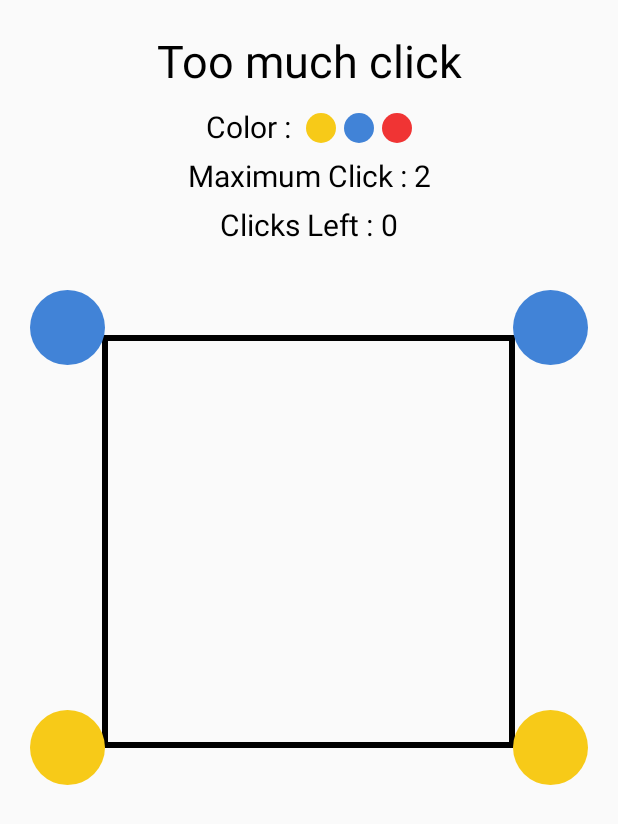
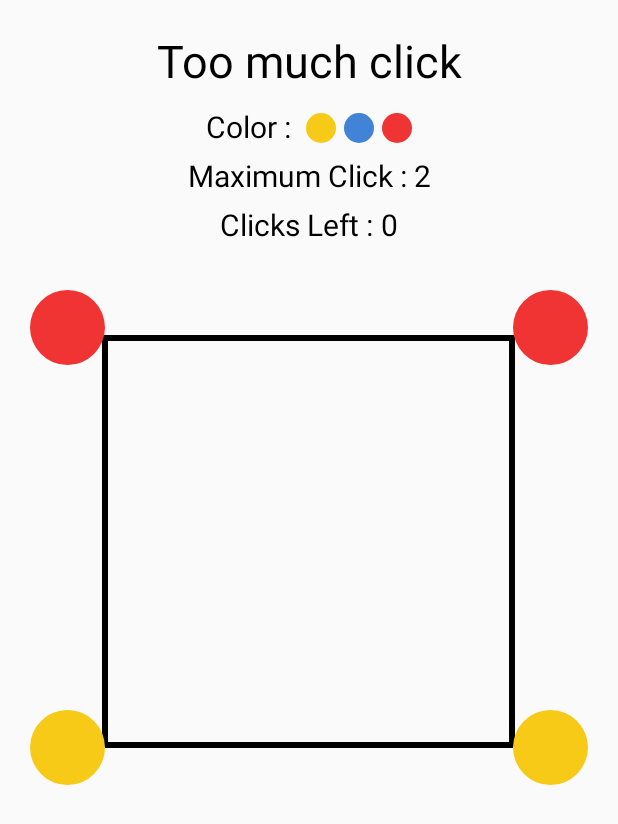
Before and after one commit to L007/Graph-Vertex-Colouring, an Android app: the fragment C4Fragment shown on its own in the app's theme, after a tap on an icon or button, on a phone screen of 412 x 824 dp. Shown: the top 824 px of the screen. Run offline under Robolectric (Android 15) with nearby library versions, the phone set to English and light mode, and no system bars; 2 other taps on this screen came first.

Commit message:
perbaikan fungsi

```diff
--- a/app/src/main/java/nurul/id/graphvertexcolouring/C4Fragment.java
+++ b/app/src/main/java/nurul/id/graphvertexcolouring/C4Fragment.java
@@ -17,7 +17,7 @@ public class C4Fragment extends Fragment {
     ImageButton vertex1, vertex2, vertex3, vertex4;
     String warnaVertex1 = "kuning", warnaVertex2 = "kuning", warnaVertex3 = "kuning", warnaVertex4 = "kuning";
     TextView txtClick, txtStatus, txtClickLeft;
-    int click = 2, jumlahClickV1, jumlahClickV2, jumlahClickV3, jumlahClickV4;
+    int click = 2, jumlahClickV1=1, jumlahClickV2=1, jumlahClickV3=1, jumlahClickV4=1;
 
 
     public C4Fragment() {
@@ -42,9 +42,10 @@ public class C4Fragment extends Fragment {
         vertex1.setOnClickListener(new View.OnClickListener() {
             @Override
             public void onClick(View view) {
-               // btnClick(vertex1, warnaVertex1,jumlahClickV1);
+                btnClick(vertex1, warnaVertex1,jumlahClickV1);
+                jumlahClickV1++;
 
-                if (click > 0) {
+             /*   if (click > 0) {
                     jumlahClickV1++;
                     if (jumlahClickV1 % 2 == 1) {
                         if (jumlahClickV1 % 3 == 0) {
@@ -71,9 +72,9 @@ public class C4Fragment extends Fragment {
                     txtClickLeft.setText(String.valueOf(click).toString());
                     cekGraf();
 
-                }
+                }*/
 
-                System.out.println("warna V1 "+warnaVertex1);
+
             }
         });
 
@@ -193,7 +194,7 @@ public class C4Fragment extends Fragment {
         return view;
     }
 
-/*    public void btnClick(ImageButton b, String s,int jumlah) {
+    public void btnClick(ImageButton b, String s,int jumlah) {
         if (click > 0) {
             //jumlah++;
             if (jumlah % 2 == 1) {
@@ -201,8 +202,8 @@ public class C4Fragment extends Fragment {
                     b.setBackgroundResource(R.drawable.yellow);
                     s = "kuning";
                 } else {
-                    b.setBackgroundResource(R.drawable.red);
-                    s = "merah";
+                    b.setBackgroundResource(R.drawable.blue);
+                    s = "biru";
                 }
 
             } else if (jumlah % 2 == 0) {
@@ -210,8 +211,8 @@ public class C4Fragment extends Fragment {
                     b.setBackgroundResource(R.drawable.yellow);
                     s = "kuning";
                 } else {
-                    b.setBackgroundResource(R.drawable.blue);
-                    s = "biru";
+                    b.setBackgroundResource(R.drawable.red);
+                    s = "merah";
                 }
 
             }
@@ -221,8 +222,11 @@ public class C4Fragment extends Fragment {
             txtClickLeft.setText(String.valueOf(click).toString());
             cekGraf();
 
+            System.out.println("warna V1 "+s);
+            System.out.println("click V1 "+jumlah);
+
         }
-    }*/
+    }
 
     public void cekGraf() {
         if (click == 0) {
```
